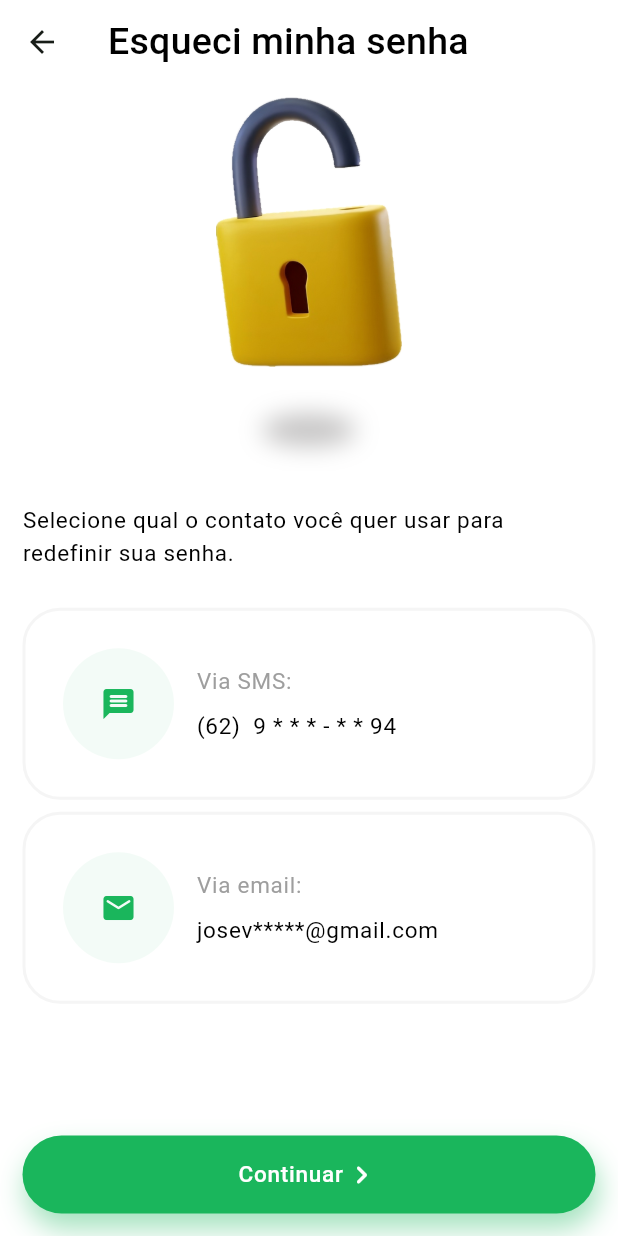
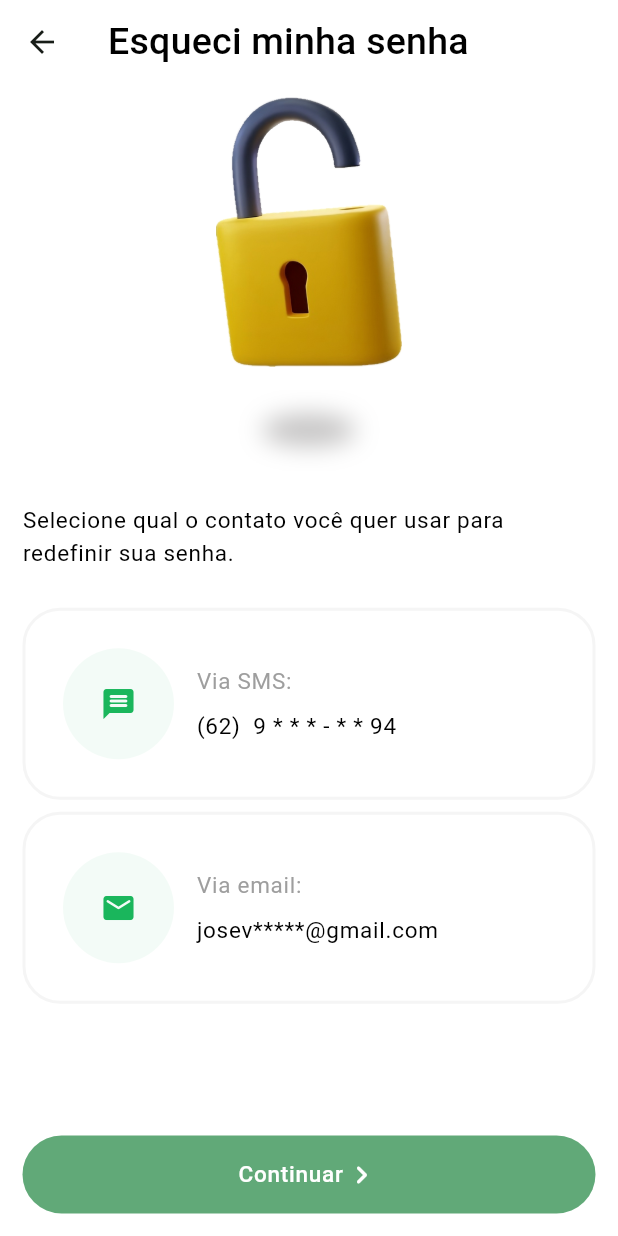
Before and after one commit to JoseVinicius-P/AluExpress-Flutter, a Flutter app: the ForgotPasswordPage screen opened by its route, on a phone screen of 412 x 824 dp. Run offline on Flutter 3.47's test engine with Material 2 defaults, Android fonts, the phone set to English and light mode, and no system bars; drawn by our look-alikes of auto_size_text; our stand-ins replace carousel_slider, flutter_modular, flutter_triple, mask_text_input_formatter, responsive_builder.

Commit message:
feat: Desabilitando botão caso nenhuma opção tenha sido selecionada

```diff
--- a/lib/app/modules/authentication/pages/forgot_password_page.dart
+++ b/lib/app/modules/authentication/pages/forgot_password_page.dart
@@ -19,13 +19,18 @@ class ForgotPasswordPageState extends State<ForgotPasswordPage> with TickerProvi
   @override
   Widget build(BuildContext context) {
     var theme = Theme.of(context);
-    var buttonNext = DefaultButtonWidget(
-      onTap: (){},
-      text: "Continuar",
-      backgroundColor: MyColors.primaryColor,
-      textColor: Colors.white,
-      shadow: true,
-      icon: const Icon(Icons.keyboard_arrow_right_rounded, color: Colors.white,),
+    var buttonNext = TripleBuilder(
+      store: store,
+      builder: (context, triple) {
+        return DefaultButtonWidget(
+          onTap: triple.state! as int <= 1 ? (){} : null,
+          text: "Continuar",
+          backgroundColor: MyColors.primaryColor,
+          textColor: Colors.white,
+          shadow: true,
+          icon: const Icon(Icons.keyboard_arrow_right_rounded, color: Colors.white,),
+        );
+      }
     );
     var instructionText = AutoSizeText(
       "Selecione qual o contato você quer usar para redefinir sua senha.",
--- a/lib/app/shared/default_button_widget.dart
+++ b/lib/app/shared/default_button_widget.dart
@@ -1,8 +1,9 @@
 import 'package:auto_size_text/auto_size_text.dart';
 import 'package:flutter/material.dart';
+import 'package:luguel/app/shared/my_colors.dart';
 
 class DefaultButtonWidget extends StatelessWidget {
-  final void Function() onTap;
+  final void Function()? onTap;
   final String text;
   final Icon? icon;
   final Color backgroundColor;
@@ -32,10 +33,10 @@ class DefaultButtonWidget extends StatelessWidget {
                     style: BorderStyle.solid,
                     color: Colors.transparent,
                   ),
-                  color: backgroundColor,
+                  color: onTap != null ? backgroundColor : MyColors.primaryColdColor,
                   boxShadow: [
                     BoxShadow(
-                      color: shadow != null && shadow! ? backgroundColor.withOpacity(0.4) : Colors.transparent,
+                      color: onTap != null && (shadow ?? false) ? backgroundColor.withOpacity(0.4) : Colors.transparent,
                       spreadRadius: 0.1,
                       blurRadius: 15,
                       offset: const Offset(2, 10),
--- a/lib/app/shared/my_colors.dart
+++ b/lib/app/shared/my_colors.dart
@@ -2,6 +2,7 @@ import 'dart:ui';
 
 class MyColors {
   static const primaryColor = Color(0xFF1AB65C);
+  static const primaryColdColor = Color(0xFF61A978);
   static const secondaryColor = Color(0xFFE8F8EF);
   static const grayLight = Color(0xFFF5F5F5);
 }
```
